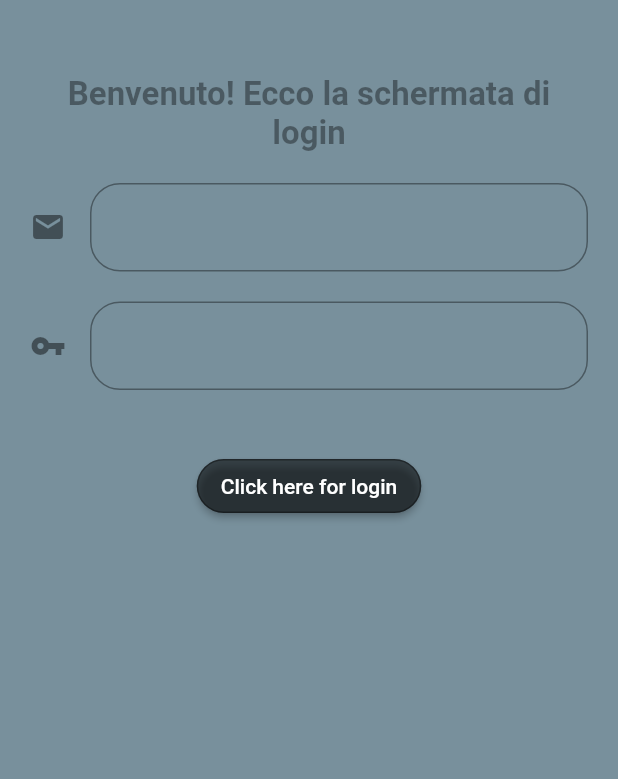
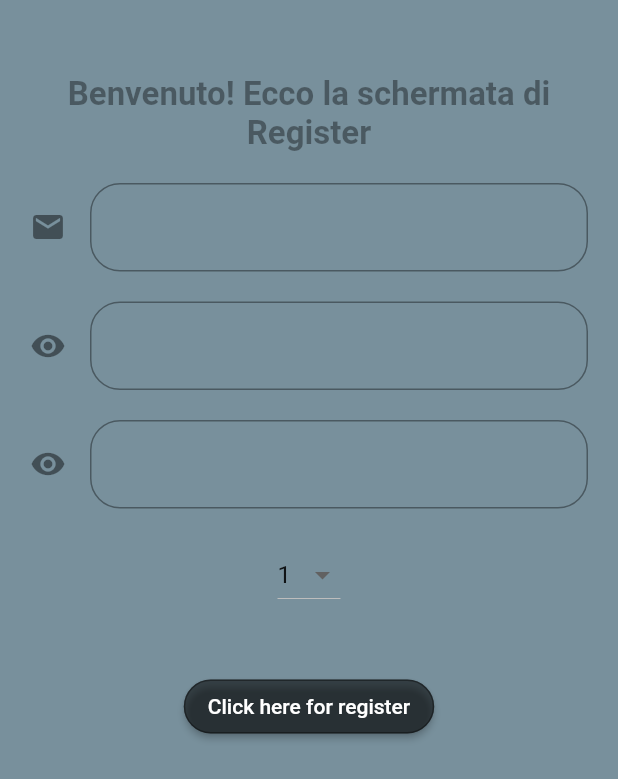
Before and after one commit to AlessandroADG/project_examples, a Flutter app: the screen it shows after launch, on a phone screen of 412 x 824 dp. Shown: the top 779 px of the screen. Run offline on Flutter 3.47's test engine with Material 2 defaults, Android fonts, the phone set to English and light mode, and no system bars.

Commit message:
add the flow about the registration

```diff
--- a/lib/main.dart
+++ b/lib/main.dart
@@ -1,6 +1,6 @@
 import 'package:flutter/material.dart';
-import 'package:project_example/login_application/pages/login_page.dart';
+import 'package:project_example/registration_flow/pages/registration_page.dart';
 
 void main() {
-  runApp(const MaterialApp(debugShowCheckedModeBanner: false, home: LoginPage()));
+  runApp(const MaterialApp(debugShowCheckedModeBanner: false, home: RegistrationPage()));
 }
--- a/lib/login_application/pages/login_page.dart
+++ b/lib/registration_flow/pages/registration_page.dart
@@ -1,20 +1,23 @@
 import 'package:flutter/material.dart';
 
-import '../widget/dialog_widget.dart';
+import '../../common_widgets/common_dialog/dialog_widget.dart';
 
-const String dialog = 'The functionality about login will do asap!';
-const String button = 'Click here for login';
+const String dialog = 'The functionality about registration will do asap!';
+const String button = 'Click here for register';
+const List<String> numbers = ['1', '2', '3', '4', '5', '6', '7', '8', '9', '10'];
 
-class LoginPage extends StatefulWidget {
-  const LoginPage({Key? key}) : super(key: key);
+class RegistrationPage extends StatefulWidget {
+  const RegistrationPage({Key? key}) : super(key: key);
 
   @override
-  State<LoginPage> createState() => _LoginPageState();
+  State<RegistrationPage> createState() => _RegistrationPageState();
 }
 
-class _LoginPageState extends State<LoginPage> {
+class _RegistrationPageState extends State<RegistrationPage> {
   final TextEditingController emailEditingController = TextEditingController();
   final TextEditingController passwordEditingController = TextEditingController();
+  final TextEditingController confirmPasswordController = TextEditingController();
+  String value_number = numbers.first;
 
   @override
   void dispose() {
@@ -22,6 +25,7 @@ class _LoginPageState extends State<LoginPage> {
     super.dispose();
     emailEditingController.dispose();
     passwordEditingController.dispose();
+    confirmPasswordController.dispose();
   }
 
   @override
@@ -35,7 +39,7 @@ class _LoginPageState extends State<LoginPage> {
             crossAxisAlignment: CrossAxisAlignment.center,
             children: [
               const Text(
-                'Benvenuto! Ecco la schermata di login',
+                'Benvenuto! Ecco la schermata di Register',
                 style: TextStyle(fontSize: 22, color: Colors.black38, fontWeight: FontWeight.w700),
                 textAlign: TextAlign.center,
               ),
@@ -55,9 +59,39 @@ class _LoginPageState extends State<LoginPage> {
               TextField(
                 controller: passwordEditingController,
                 decoration: InputDecoration(
-                  icon: const Icon(Icons.vpn_key_sharp),
+                  icon: const Icon(Icons.remove_red_eye),
                   border: OutlineInputBorder(borderRadius: BorderRadius.circular(20)),
                 ),
+              ),
+              const SizedBox(
+                height: 20,
+              ),
+              TextField(
+                controller: confirmPasswordController,
+                decoration: InputDecoration(
+                  icon: const Icon(Icons.remove_red_eye),
+                  border: OutlineInputBorder(borderRadius: BorderRadius.circular(20)),
+                ),
+              ),
+              const SizedBox(
+                height: 20,
+              ),
+              DropdownButton(
+                value: value_number,
+                icon: const Icon(Icons.arrow_drop_down),
+                elevation: 12,
+                onChanged: (String? value) {
+                  // This is called when the user selects an item.
+                  setState(() {
+                    value_number = value!;
+                  });
+                },
+                items: numbers.map<DropdownMenuItem<String>>((String value) {
+                  return DropdownMenuItem<String>(
+                    value: value,
+                    child: Text(value),
+                  );
+                }).toList(),
               ),
               const SizedBox(
                 height: 40,
```
Also changed, not shown: lib/login_flow/pages/login_page.dart (added, +74 -0 lines), lib/common_widgets/common_dialog/dialog_widget.dart (renamed from lib/login_application/widget/dialog_widget.dart).
